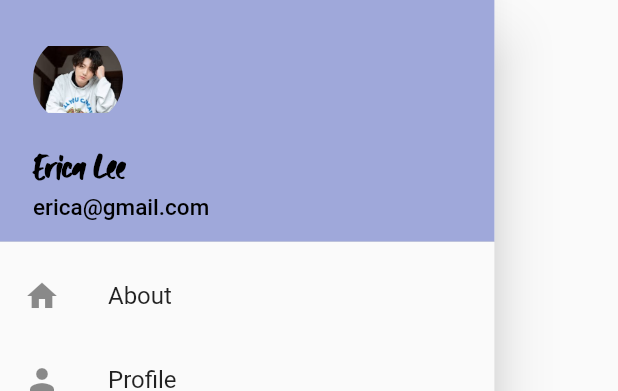
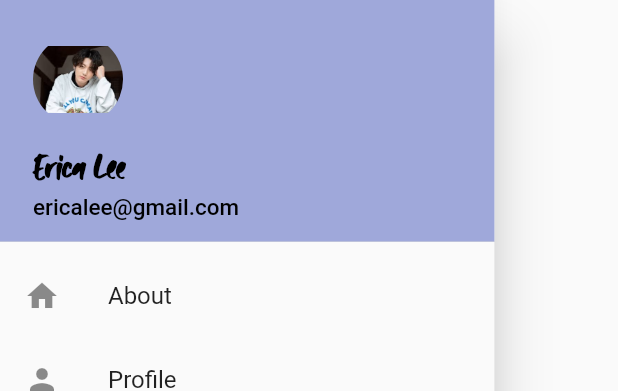
Before and after one commit to ericaleee/eg2708_project, a Flutter app: the MyDrawer widget shown alone on an empty page, opened directly, on a phone screen of 412 x 824 dp. Shown: the top 391 px of the screen. Run offline on Flutter 3.47's test engine with Material 2 defaults, Android fonts, the phone set to English and light mode, and no system bars; our stand-ins replace carousel_slider, cloud_firestore, firebase_auth, flutter_spinkit, google_maps_flutter; accounts and stored records are empty; generated files the repository leaves out were written again; network calls fail.

Commit message:
Update drawer.dart

```diff
--- a/ericalee_project/lib/drawer.dart
+++ b/ericalee_project/lib/drawer.dart
@@ -48,7 +48,7 @@ class MyDrawer extends StatelessWidget {
                       color: Colors.black)
                     ),
                     SizedBox(height: 3),
-                    Text('erica@gmail.com',
+                    Text('ericalee@gmail.com',
                     style: TextStyle(
                       fontSize: 15,
                       color: Colors.black,
```
